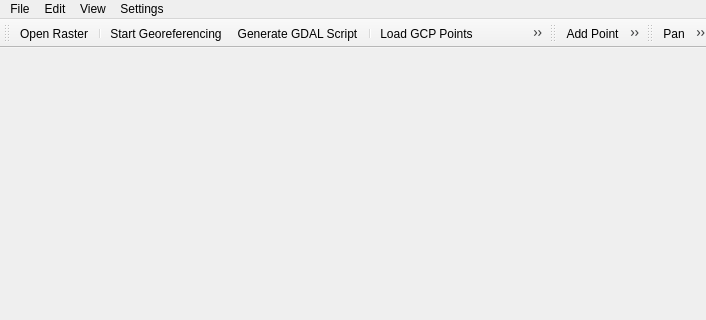
Before: the Qt Designer form src/plugins/georeferencer/qgsgeorefpluginguibase.ui in qgis/QGIS, drawn with Qt 5; both pictures show x 0 to 706 and y 0 to 320 of the 872 by 621 pixel window.
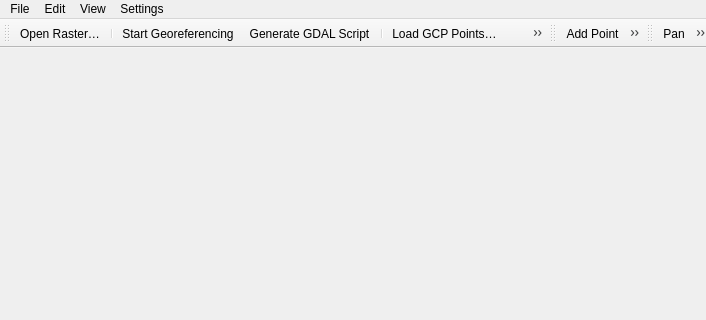
After: the same form once the commit is applied. Icons and pictures are not drawn. Custom widgets are drawn as their Qt base class.

```diff
--- a/src/plugins/georeferencer/qgsgeorefpluginguibase.ui
+++ b/src/plugins/georeferencer/qgsgeorefpluginguibase.ui
@@ -178,7 +178,7 @@
   </widget>
   <action name="mActionOpenRaster">
    <property name="text">
-    <string>Open Raster...</string>
+    <string>Open Raster…</string>
    </property>
    <property name="statusTip">
     <string>Open raster</string>
@@ -230,7 +230,7 @@
   </action>
   <action name="mActionTransformSettings">
    <property name="text">
-    <string>Transformation Settings...</string>
+    <string>Transformation Settings…</string>
    </property>
    <property name="statusTip">
     <string>Transformation settings</string>
@@ -315,7 +315,7 @@
   </action>
   <action name="mActionSaveGCPpoints">
    <property name="text">
-    <string>Save GCP Points as...</string>
+    <string>Save GCP Points as…</string>
    </property>
    <property name="statusTip">
     <string>Save GCP points as...</string>
@@ -326,7 +326,7 @@
   </action>
   <action name="mActionLoadGCPpoints">
    <property name="text">
-    <string>Load GCP Points...</string>
+    <string>Load GCP Points…</string>
    </property>
    <property name="statusTip">
     <string>Load GCP points</string>
```
Left out of the diff: 6 changed lines with no effect on the pictures.
